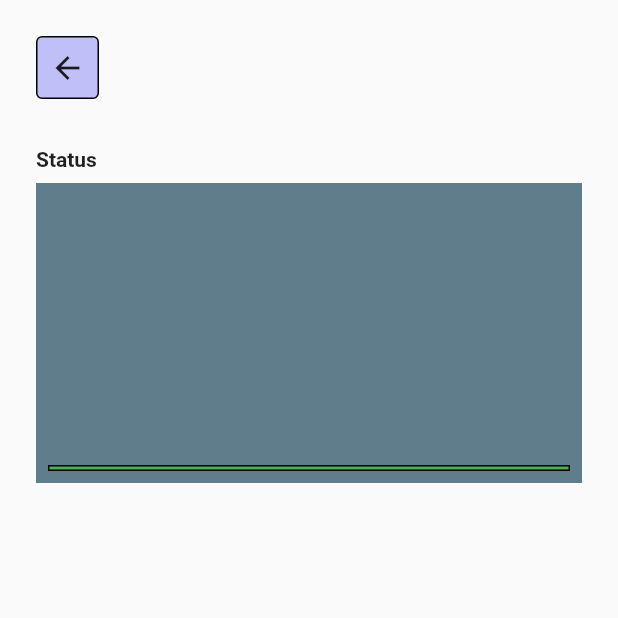
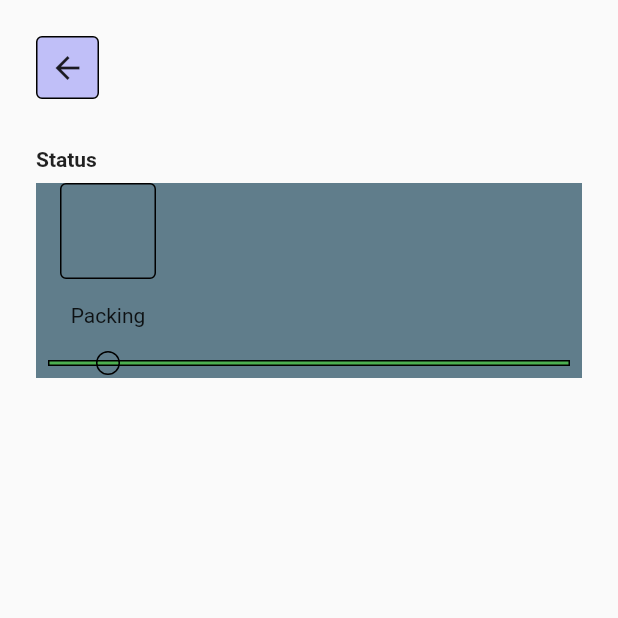
Before and after one commit to JAICHANGPARK/flutter_notebook_20th_story, a Flutter app: the DeliveryStatusPage screen opened directly, on a phone screen of 412 x 824 dp, the top half of it. Run offline on Flutter 3.47's test engine with Material 2 defaults, Android fonts, the phone set to English and light mode, and no system bars; our stand-ins replace badges, dotted_border, dotted_line, ionicons.

Commit message:
Update delivery_status_page.dart

```diff
--- a/lib/ep_1157_delivery_app/src/ui/delivery_status_page.dart
+++ b/lib/ep_1157_delivery_app/src/ui/delivery_status_page.dart
@@ -45,7 +45,7 @@ class _DeliveryStatusPageState extends State<DeliveryStatusPage> {
                 ),
               ),
               Container(
-                height: 200,
+                height: 130,
                 decoration: BoxDecoration(
                   color: Colors.blueGrey,
                 ),
@@ -64,7 +64,7 @@ class _DeliveryStatusPageState extends State<DeliveryStatusPage> {
                       ),
                     ),
                     Positioned(
-                      left: 0,
+                      left: 16,
                       top: 0,
                       right: 0,
                       child: Row(
@@ -75,8 +75,22 @@ class _DeliveryStatusPageState extends State<DeliveryStatusPage> {
                                 height: 64,
                                 width: 64,
                                 decoration: BoxDecoration(
-                                  border: Border.all(5),
-                                  borderRadius: BorderRadius.circular(4)
+                                  border: Border.all(),
+                                  borderRadius: BorderRadius.circular(4),
+                                ),
+                              ),
+                              Padding(
+                                padding: EdgeInsets.symmetric(vertical: 16),
+                                child: Text(
+                                  "Packing",
+                                ),
+                              ),
+                              Container(
+                                height: 16,
+                                width: 16,
+                                decoration: BoxDecoration(
+                                  border: Border.all(),
+                                  shape: BoxShape.circle,
                                 ),
                               )
                             ],
```
